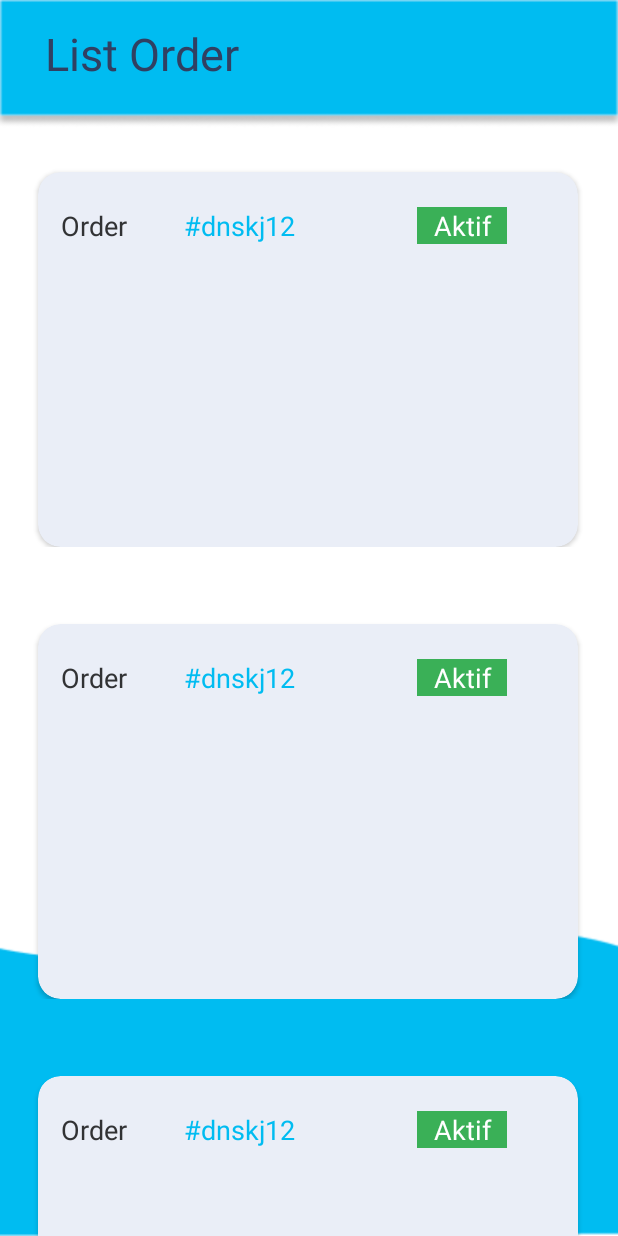
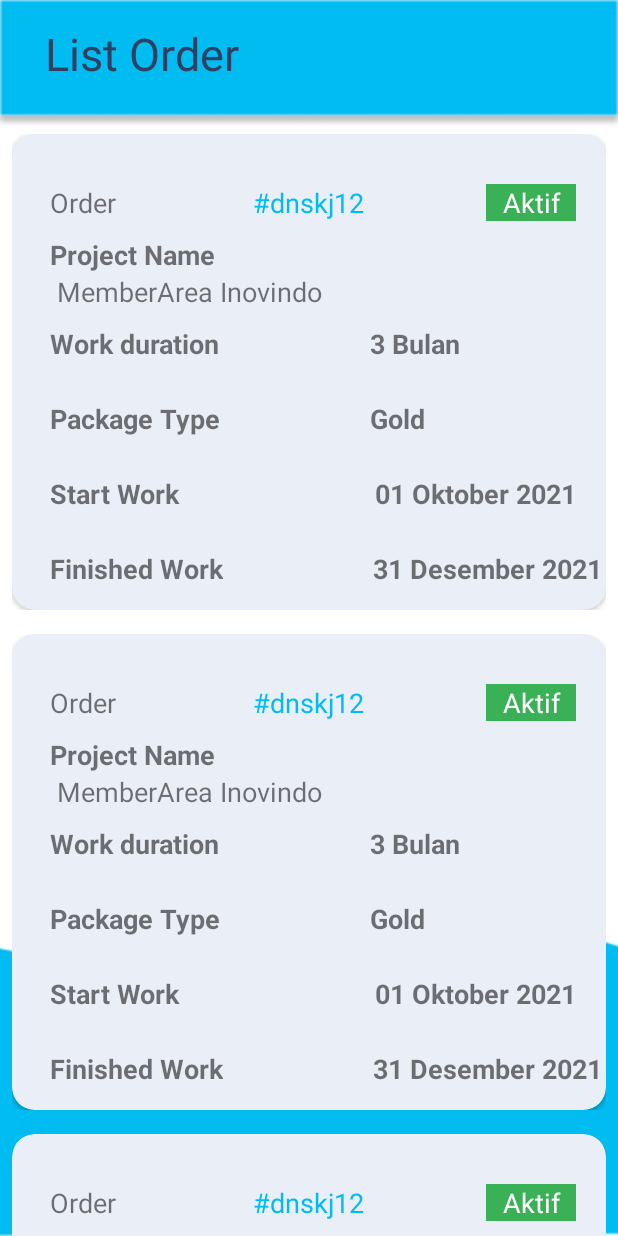
Before and after one commit to ISMutia/MemberAreaInovindo, an Android app: the layout activity_list_order.xml on its own in the app's theme, with its tools: preview values and no code run, on a phone screen of 412 x 824 dp. Run offline under Robolectric (Android 15) with nearby library versions, the phone set to English and light mode, and no system bars.

Commit message:
commit putri

```diff
--- a/app/src/main/res/layout/activity_list_order.xml
+++ b/app/src/main/res/layout/activity_list_order.xml
@@ -24,7 +24,7 @@
         android:layout_height="wrap_content"
         android:layout_below="@id/txtlistorder"
         android:layout_centerHorizontal="true"
-        android:layout_marginTop="15dp"
+        android:layout_marginTop="25dp"
         app:layout_constraintTop_toTopOf="parent"
         tools:listitem="@layout/list_order" />
 
--- a/app/src/main/res/layout/list_order.xml
+++ b/app/src/main/res/layout/list_order.xml
@@ -1,8 +1,24 @@
 <?xml version="1.0" encoding="utf-8"?>
-<androidx.constraintlayout.widget.ConstraintLayout xmlns:android="http://schemas.android.com/apk/res/android"
+<RelativeLayout xmlns:android="http://schemas.android.com/apk/res/android"
     android:layout_width="match_parent"
     android:layout_height="match_parent"
+    android:orientation="vertical"
     xmlns:app="http://schemas.android.com/apk/res-auto">
+
+    <LinearLayout
+        android:layout_width="match_parent"
+        android:layout_height="wrap_content"
+        android:orientation="horizontal"
+        android:padding="8dp">
+
+        <androidx.cardview.widget.CardView
+            android:id="@+id/cvList_riwayat"
+            android:layout_width="match_parent"
+            android:layout_height="wrap_content"
+            android:clickable="true"
+            android:foreground="?android:attr/selectableItemBackground"
+            app:cardBackgroundColor="#EAEEF7"
+            app:cardCornerRadius="15dp">
 
             <LinearLayout
                 android:layout_width="match_parent"
@@ -11,31 +27,15 @@
 
                 <LinearLayout
                     android:layout_width="match_parent"
-        android:layout_height="match_parent"
+                    android:layout_height="wrap_content"
                     android:orientation="horizontal"
-        android:padding="8dp">
-
-        <androidx.cardview.widget.CardView
-            android:id="@+id/cvList_order"
-            android:layout_width="360dp"
-            android:layout_height="250dp"
-            android:clickable="true"
-            android:layout_marginTop="35dp"
-            android:layout_marginLeft="17dp"
-            android:foreground="?android:attr/selectableItemBackground"
-            app:cardBackgroundColor="#EAEEF7"
-            app:cardCornerRadius="15dp">
-
-            <LinearLayout
-                android:layout_width="match_parent"
-                android:layout_height="250dp"
-                android:orientation="horizontal">
+                    android:paddingTop="10dp">
 
                     <TextView
                         android:id="@+id/txtOrder"
                         android:layout_width="70dp"
                         android:layout_height="wrap_content"
-                    android:layout_marginLeft="15dp"
+                        android:layout_marginLeft="25dp"
                         android:layout_marginTop="23dp"
                         android:text="Order"
                         android:textSize="18sp" />
@@ -44,7 +44,7 @@
                         android:id="@+id/txtIdOrder"
                         android:layout_width="80dp"
                         android:layout_height="wrap_content"
-                    android:layout_marginLeft="12dp"
+                        android:layout_marginLeft="65dp"
                         android:layout_marginTop="23dp"
                         android:text="#dnskj12"
                         android:textColor="#00BCF1"
@@ -62,25 +62,148 @@
                         android:background="#3AB057"
                         android:textSize="18sp" />
 
+
                 </LinearLayout>
 
                 <LinearLayout
                     android:layout_width="match_parent"
-                android:layout_height="match_parent"
-                android:orientation="vertical">
+                    android:layout_height="wrap_content"
+                    android:orientation="vertical"
+                    android:paddingTop="10dp">
 
                     <TextView
-                    android:id="@+id/txtPname1"
-                    android:layout_width="70dp"
+                        android:id="@+id/txtP_name"
+                        android:layout_width="wrap_content"
                         android:layout_height="wrap_content"
-                    android:layout_marginLeft="15dp"
-                    android:layout_marginTop="23dp"
-                    android:text="Order"
-                    android:textSize="18sp" />
+                        android:text="Project Name   "
+                        android:textStyle="bold"
+                        android:textSize="18sp"
+                        android:layout_marginLeft="25dp"/>
+
+                    <TextView
+                        android:id="@+id/txtP_name1"
+                        android:layout_width="wrap_content"
+                        android:layout_height="wrap_content"
+                        android:text="MemberArea Inovindo"
+                        android:textSize="18sp"
+                        android:paddingLeft="30dp"/>
 
                 </LinearLayout>
-        </androidx.cardview.widget.CardView>
-    </LinearLayout>
+
+                <LinearLayout
+                    android:layout_width="match_parent"
+                    android:layout_height="wrap_content"
+                    android:orientation="horizontal"
+                    android:paddingTop="10dp">
+
+                    <TextView
+                        android:id="@+id/txtLama"
+                        android:layout_width="wrap_content"
+                        android:layout_height="wrap_content"
+                        android:text="Work duration"
+                        android:textStyle="bold"
+                        android:textSize="18sp"
+                        android:layout_marginLeft="25dp"/>
+
+                    <TextView
+                        android:id="@+id/txtLama1"
+                        android:layout_width="wrap_content"
+                        android:layout_height="wrap_content"
+                        android:text="3 Bulan"
+                        android:textSize="18sp"
+                        android:paddingLeft="100dp"
+                        android:paddingBottom="15dp"
+                        android:textStyle="bold"/>
+
                 </LinearLayout>
 
-</androidx.constraintlayout.widget.ConstraintLayout>
+                <LinearLayout
+                    android:layout_width="match_parent"
+                    android:layout_height="wrap_content"
+                    android:orientation="horizontal"
+                    android:paddingTop="10dp">
+
+                    <TextView
+                        android:id="@+id/txtPType1"
+                        android:layout_width="wrap_content"
+                        android:layout_height="wrap_content"
+                        android:text="Package Type"
+                        android:textStyle="bold"
+                        android:textSize="18sp"
+                        android:layout_marginLeft="25dp"/>
+
+                    <TextView
+                        android:id="@+id/txtPType2"
+                        android:layout_width="wrap_content"
+                        android:layout_height="wrap_content"
+                        android:text="Gold"
+                        android:textSize="18sp"
+                        android:paddingLeft="100dp"
+                        android:paddingBottom="15dp"
+                        android:textStyle="bold"/>
+
+                </LinearLayout>
+
+                <LinearLayout
+                    android:layout_width="match_parent"
+                    android:layout_height="wrap_content"
+                    android:orientation="horizontal"
+                    android:paddingTop="10dp">
+
+                    <TextView
+                        android:id="@+id/txtSWork"
+                        android:layout_width="wrap_content"
+                        android:layout_height="wrap_content"
+                        android:text="Start Work"
+                        android:textStyle="bold"
+                        android:textSize="18sp"
+                        android:layout_marginLeft="25dp"/>
+
+                    <TextView
+                        android:id="@+id/txtSWork1"
+                        android:layout_width="wrap_content"
+                        android:layout_height="wrap_content"
+                        android:text="01 Oktober 2021"
+                        android:textSize="18sp"
+                        android:paddingLeft="130dp"
+                        android:paddingBottom="15dp"
+                        android:textStyle="bold"/>
+
+                </LinearLayout>
+
+                <LinearLayout
+                    android:layout_width="match_parent"
+                    android:layout_height="wrap_content"
+                    android:orientation="horizontal"
+                    android:paddingTop="10dp">
+
+                    <TextView
+                        android:id="@+id/txtFWork"
+                        android:layout_width="wrap_content"
+                        android:layout_height="wrap_content"
+                        android:text="Finished Work"
+                        android:textStyle="bold"
+                        android:textSize="18sp"
+                        android:layout_marginLeft="25dp"/>
+
+                    <TextView
+                        android:id="@+id/txtFWork1"
+                        android:layout_width="wrap_content"
+                        android:layout_height="wrap_content"
+                        android:text="31 Desember 2021"
+                        android:textSize="18sp"
+                        android:paddingLeft="100dp"
+                        android:paddingBottom="15dp"
+                        android:textStyle="bold"/>
+
+                </LinearLayout>
+
+
+            </LinearLayout>
+
+        </androidx.cardview.widget.CardView>
+
+
+    </LinearLayout>
+
+</RelativeLayout>
```
Lines whose indentation alone changed are shown as unchanged.
